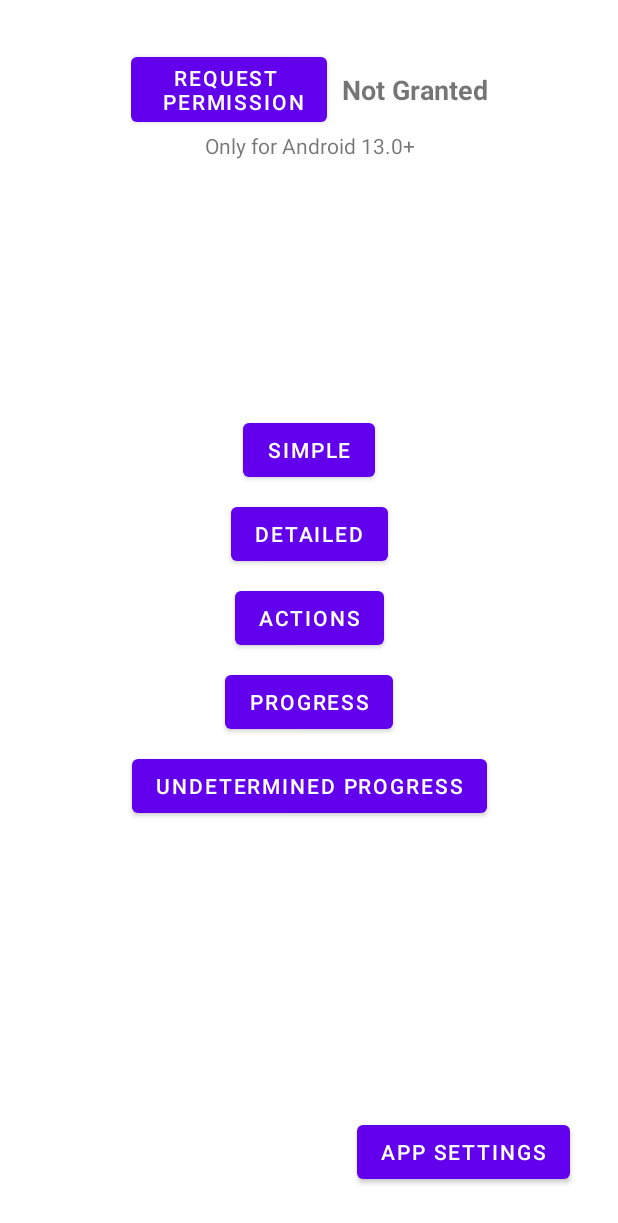
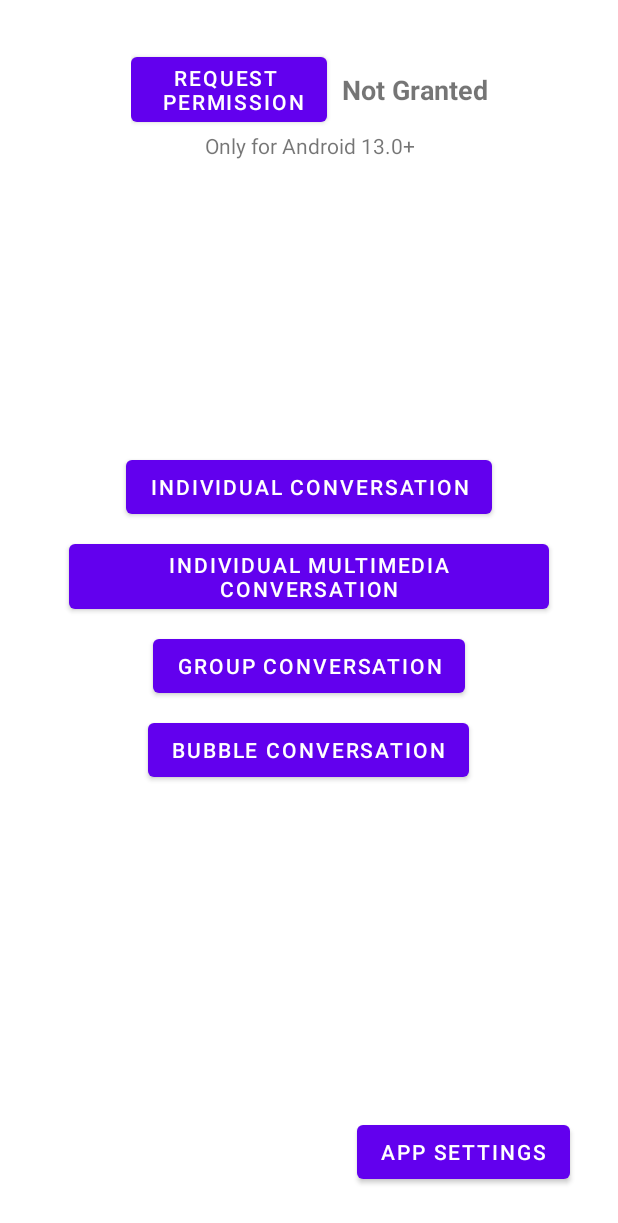
Before and after one commit to vanskarner/SimpleNotify, an Android app: the MessagingActivity screen opened directly, with no data from a screen before it, on a phone screen of 412 x 824 dp. Shown: the top 1223 px of the screen. Run offline under Robolectric (Android 15) with nearby library versions, the phone set to English and light mode, and no system bars; 1 statement that could not run was skipped.

Commit message:
updating examples for MessagingActivity

```diff
--- a/app/src/main/res/layout/messaging_style_activity.xml
+++ b/app/src/main/res/layout/messaging_style_activity.xml
@@ -21,34 +21,29 @@
             android:layout_width="wrap_content"
             android:layout_height="wrap_content"
             android:layout_margin="4dp"
-            android:text="Simple" />
+            android:text="Individual Conversation" />
 
         <Button
             android:id="@+id/btnType2"
             android:layout_width="wrap_content"
             android:layout_height="wrap_content"
             android:layout_margin="4dp"
-            android:text="Detailed" />
+            android:text="Individual multimedia conversation" />
 
         <Button
             android:id="@+id/btnType3"
             android:layout_width="wrap_content"
             android:layout_height="wrap_content"
             android:layout_margin="4dp"
-            android:text="Actions" />
+            android:text="Group Conversation" />
 
         <Button
             android:id="@+id/btnType4"
             android:layout_width="wrap_content"
             android:layout_height="wrap_content"
             android:layout_margin="4dp"
-            android:text="Progress" />
-        <Button
-            android:id="@+id/btnType5"
-            android:layout_width="wrap_content"
-            android:layout_height="wrap_content"
-            android:layout_margin="4dp"
-            android:text="Undetermined Progress" />
+            android:text="Bubble Conversation" />
+
     </LinearLayout>
 
     <LinearLayout
```
Also changed, not shown: app/src/main/java/com/vanskarner/samplenotify/styles/MessagingActivity.kt (+17 -8 lines).
